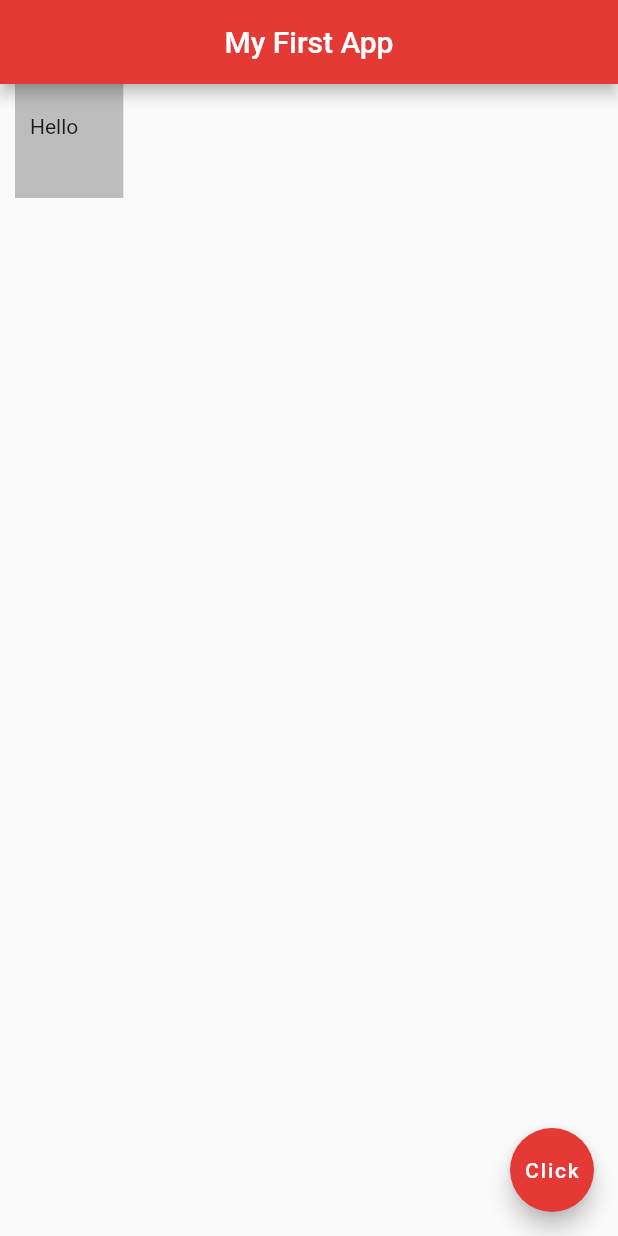
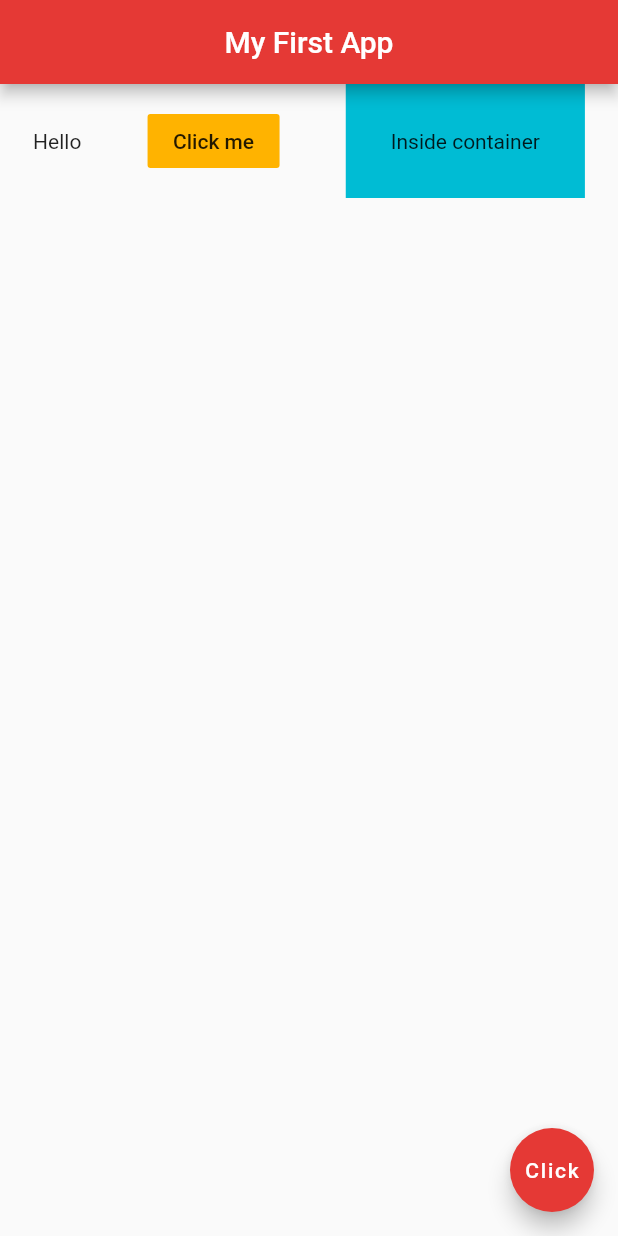
Before and after one commit to bodoganabel/flutter_first_test, a Flutter app: the screen it shows after launch, on a phone screen of 412 x 824 dp. Run offline on Flutter 3.47's test engine with Material 2 defaults, Android fonts, the light colour scheme and no system bars.

Commit message:
Flex container

```diff
--- a/lib/main.dart
+++ b/lib/main.dart
@@ -13,12 +13,18 @@ class Home extends StatelessWidget {
         centerTitle: true,
         backgroundColor: Colors.red[600],
       ),
-      body: Container(
-        padding: EdgeInsets.fromLTRB(10,20,30,40),
-        margin: EdgeInsets.only(left: 10),
-        color: Colors.grey[400],
-        child: Text('Hello'),
-          ),
+      body: Row(
+        mainAxisAlignment: MainAxisAlignment.spaceAround,
+        children: <Widget>[
+          Text('Hello'),
+          FlatButton(onPressed: () {}, color: Colors.amber[600], child: Text('Click me')),
+          Container(
+            color: Colors.cyan,
+            padding: EdgeInsets.all(30),
+            child: Text('Inside container',)
+          )
+        ],
+      ),
       floatingActionButton: FloatingActionButton(
         child: Text("Click"),
         onPressed: () {},
```
